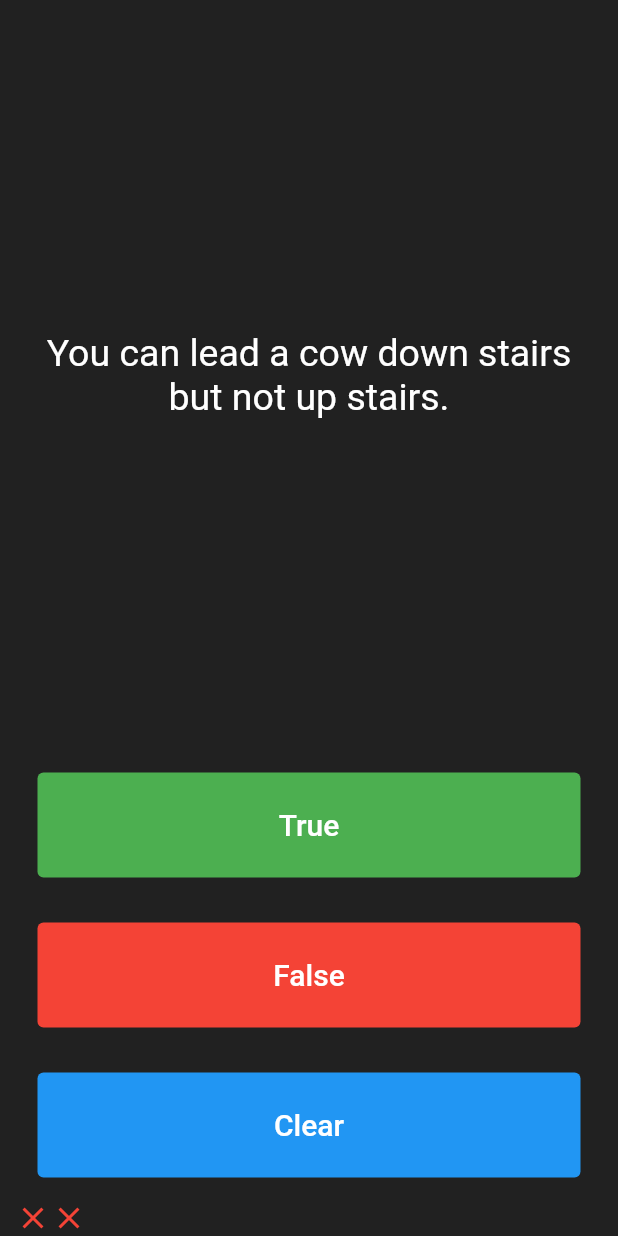
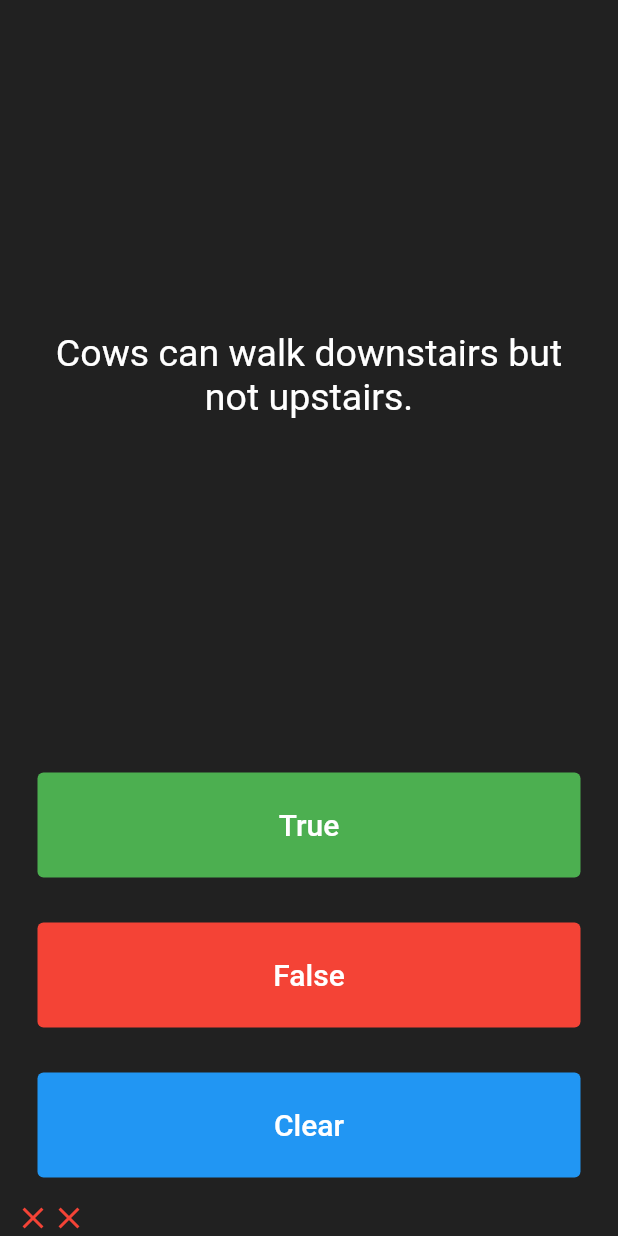
Before and after one commit to apaulurbiztondo/quizzler_app, a Flutter app: the screen it shows after launch, after a tap on "True", after a tap on "False", on a phone screen of 412 x 824 dp. Run offline on Flutter 3.47's test engine with Material 2 defaults, Android fonts, the phone set to English and light mode, and no system bars; our stand-ins replace rflutter_alert.

```diff
--- a/lib/main.dart
+++ b/lib/main.dart
@@ -1,8 +1,6 @@
 import 'package:flutter/material.dart';
 import 'package:quizzler_app/quiz_brain.dart';
 import 'package:rflutter_alert/rflutter_alert.dart';
-
-QuizBrain quizBrain = QuizBrain();
 
 void main() => runApp(const Quizzler());
 
@@ -11,13 +9,15 @@ class Quizzler extends StatelessWidget {
 
   @override
   Widget build(BuildContext context) {
+    final QuizBrain quizBrain = QuizBrain();
+
     return MaterialApp(
       home: Scaffold(
         backgroundColor: Colors.grey.shade900,
-        body: const SafeArea(
+        body: SafeArea(
           child: Padding(
-            padding: EdgeInsets.symmetric(horizontal: 10.0),
-            child: QuizPage(),
+            padding: const EdgeInsets.symmetric(horizontal: 10.0),
+            child: QuizPage(quizBrain: quizBrain),
           ),
         ),
       ),
@@ -26,20 +26,22 @@ class Quizzler extends StatelessWidget {
 }
 
 class QuizPage extends StatefulWidget {
-  const QuizPage({super.key});
+  final QuizBrain quizBrain;
+
+  const QuizPage({required this.quizBrain, Key? key}) : super(key: key);
 
   @override
   State<QuizPage> createState() => _QuizPageState();
 }
 
 class _QuizPageState extends State<QuizPage> {
-  int questionNumber = 0;
+  late int questionNumber = 0;
   List<Icon> scoreKeeper = [];
 
-  void checkAnswer(int questionNumber, bool correctAnswer) {
+  void checkAnswer(bool correctAnswer) {
+    if (widget.quizBrain.isNextQuestionAvailable(questionNumber)) {
       setState(() {
-      if (quizBrain.isNextQuestionAvailable(questionNumber)) {
-        if (correctAnswer == quizBrain.isCorrectAnswer(questionNumber)) {
+        if (correctAnswer == widget.quizBrain.isCorrectAnswer(questionNumber)) {
           scoreKeeper.add(
             const Icon(
               Icons.check,
@@ -54,16 +56,22 @@ class _QuizPageState extends State<QuizPage> {
             ),
           );
         }
-        this.questionNumber++;
+        questionNumber++;
+      });
     } else {
       Alert(
         context: context,
-          title: 'Finished!',
+        title: 'No Question Found!',
         desc: 'You\'ve reached the end of the quiz.',
       ).show();
-        this.questionNumber = 0;
+      resetQuiz();
+    }
+  }
+
+  void resetQuiz() {
+    setState(() {
+      questionNumber = 0;
       scoreKeeper.clear();
-      }
     });
   }
 
@@ -79,7 +87,7 @@ class _QuizPageState extends State<QuizPage> {
             padding: const EdgeInsets.all(10.0),
             child: Center(
               child: Text(
-                quizBrain.displayQuestion(questionNumber),
+                widget.quizBrain.displayQuestion(questionNumber),
                 textAlign: TextAlign.center,
                 style: const TextStyle(
                   fontSize: 25.0,
@@ -97,7 +105,7 @@ class _QuizPageState extends State<QuizPage> {
                 backgroundColor: Colors.green,
               ),
               onPressed: () {
-                checkAnswer(questionNumber, true);
+                checkAnswer(true);
               },
               child: const Text(
                 'True',
@@ -114,7 +122,7 @@ class _QuizPageState extends State<QuizPage> {
                 backgroundColor: Colors.red,
               ),
               onPressed: () {
-                checkAnswer(questionNumber, false);
+                checkAnswer(false);
               },
               child: const Text(
                 'False',
@@ -130,12 +138,7 @@ class _QuizPageState extends State<QuizPage> {
               style: TextButton.styleFrom(
                 backgroundColor: Colors.blue,
               ),
-              onPressed: () {
-                setState(() {
-                  questionNumber = 0;
-                  scoreKeeper.clear();
-                });
-              },
+              onPressed: resetQuiz,
               child: const Text(
                 'Clear',
                 style: TextStyle(color: Colors.white, fontSize: 20.0),
--- a/lib/quiz_brain.dart
+++ b/lib/quiz_brain.dart
@@ -1,17 +1,19 @@
-import 'package:flutter/material.dart';
 import 'package:quizzler_app/question.dart';
 
 class QuizBrain {
   final List<Question> _questions = [
     Question(
-        question: 'You can lead a cow down stairs but not up stairs.',
-        answer: false),
+      question: 'You can lead a cow down stairs but not up stairs.',
+      answer: false,
+    ),
     Question(
-        question: 'Approximately one quarter of human bones are in the feet.',
-        answer: true),
+      question: 'Approximately one quarter of human bones are in the feet.',
+      answer: true,
+    ),
     Question(
-        question: 'You can lead a cow down stairs but not up stairs.',
-        answer: true)
+      question: 'Cows can walk downstairs but not upstairs.',
+      answer: true,
+    ),
   ];
 
   List<Question> get questions => _questions;
```
Lines whose indentation alone changed are shown as unchanged.
